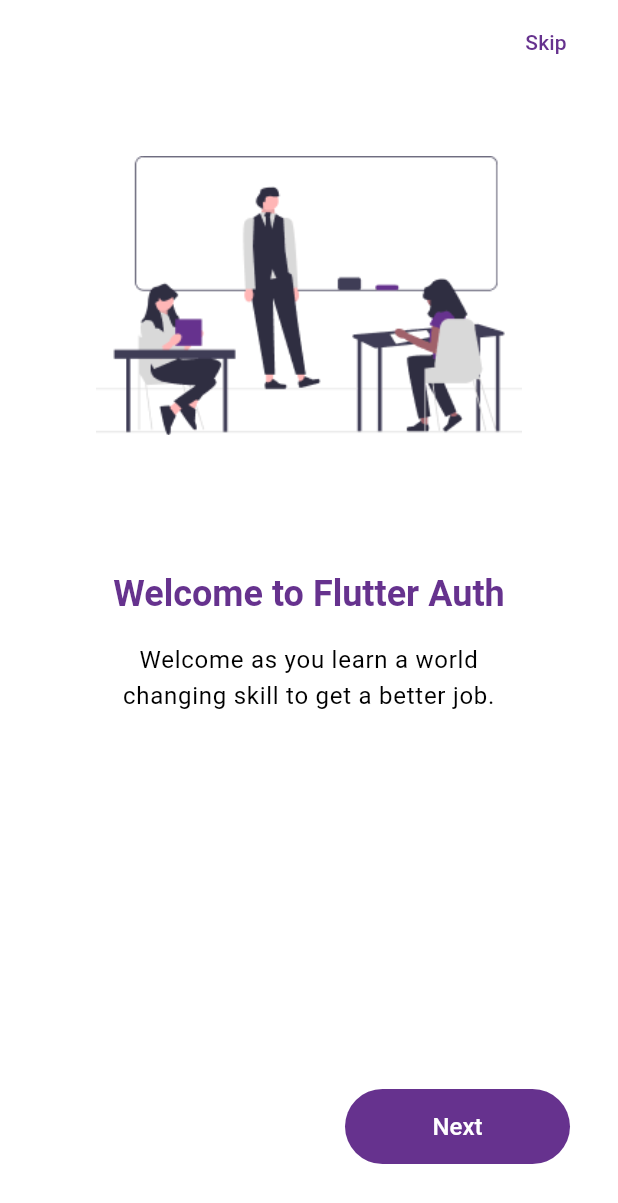
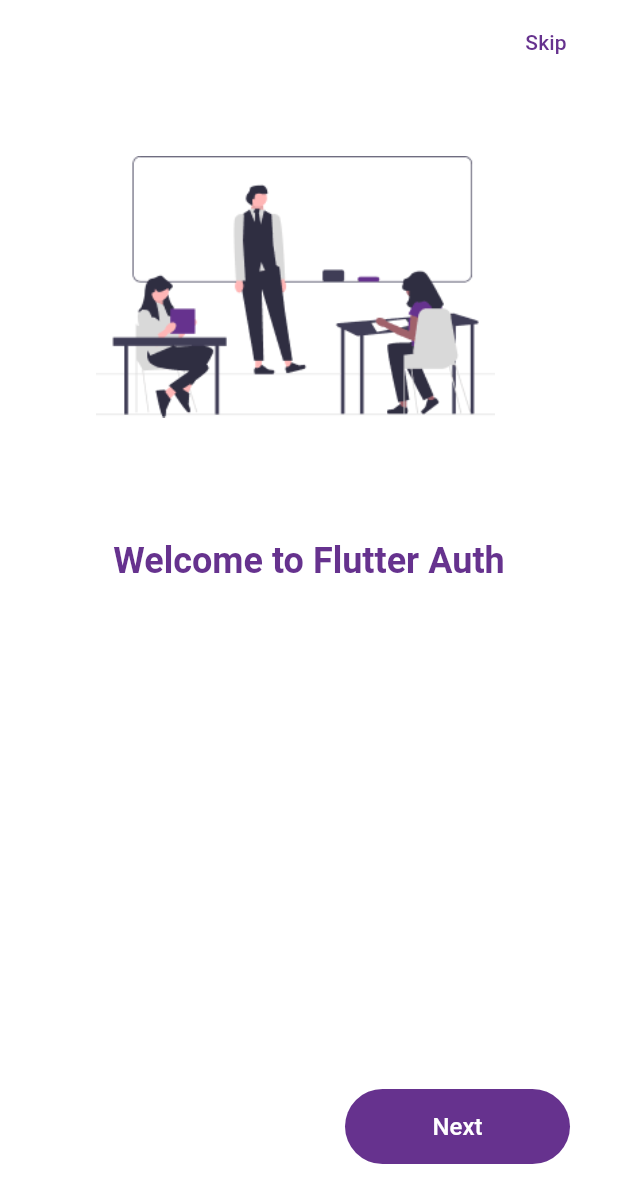
Before and after one commit to Infvyr/flutter_auth_provider, a Flutter app: the screen it shows after launch, after a tap on "Next", after a tap on "Back", on a phone screen of 412 x 824 dp. Shown: the top 1203 px of the screen. Run offline on Flutter 3.47's test engine with Material 2 defaults, Android fonts, the phone set to English and light mode, and no system bars; our stand-ins replace dio, equatable, flutter_secure_storage; statements that could not run were skipped.

Commit message:
prepare onboarding pages

```diff
--- /dev/null
+++ b/lib/src/common/onboarding/models/page_view_model.dart
@@ -0,0 +1,11 @@
+class PageViewModel {
+  const PageViewModel({
+    required this.imageWidth,
+    required this.imageHeight,
+    required this.imageWidthScaled,
+  });
+
+  final double imageWidth;
+  final double imageHeight;
+  final double imageWidthScaled;
+}
--- /dev/null
+++ b/lib/src/constants/animations.dart
@@ -0,0 +1,8 @@
+import 'package:flutter_authentication/src/common/onboarding/models/page_view_model.dart';
+
+const kPageViewDuration = 400;
+PageViewModel kPageViewWelcome = const PageViewModel(
+  imageWidth: 296,
+  imageHeight: 194,
+  imageWidthScaled: 266,
+);
--- a/lib/src/pages/onboarding/get_certified.dart
+++ b/lib/src/features/onboarding/presentation/choose.dart
@@ -1,8 +1,8 @@
 import 'package:flutter/material.dart';
 import 'package:flutter_authentication/gen/assets.gen.dart';
 
-class OnboardingGetCertifiedPage extends StatelessWidget {
-  const OnboardingGetCertifiedPage({super.key});
+class OnboardingChoosePage extends StatelessWidget {
+  const OnboardingChoosePage({super.key});
 
   @override
   Widget build(BuildContext context) {
@@ -11,15 +11,18 @@ class OnboardingGetCertifiedPage extends StatelessWidget {
       child: Column(
         children: [
           const SizedBox(height: 32),
-          Assets.certificationMin.image(),
+          Assets.onlineLearningMin.image(
+            width: 282,
+            height: 204,
+          ),
           const SizedBox(height: 90),
           Text(
-            'Get Certified',
+            'Choose Your Course',
             style: Theme.of(context).textTheme.headlineSmall,
           ),
           const SizedBox(height: 16),
           Text(
-            'Start learning and get certified after your training to get a lucrative job',
+            'Choose the course of your choice and gain industry knowledge and experience in it.',
             textAlign: TextAlign.center,
             style: Theme.of(context).textTheme.bodyLarge,
           ),
--- a/lib/src/pages/onboarding/welcome.dart
+++ b/lib/src/features/onboarding/presentation/get_certified.dart
@@ -1,8 +1,8 @@
 import 'package:flutter/material.dart';
 import 'package:flutter_authentication/gen/assets.gen.dart';
 
-class OnboardingWelcomePage extends StatelessWidget {
-  const OnboardingWelcomePage({super.key});
+class OnboardingGetCertifiedPage extends StatelessWidget {
+  const OnboardingGetCertifiedPage({super.key});
 
   @override
   Widget build(BuildContext context) {
@@ -11,15 +11,25 @@ class OnboardingWelcomePage extends StatelessWidget {
       child: Column(
         children: [
           const SizedBox(height: 32),
-          Assets.educatorMin.image(),
+          Assets.certificationMin.image(
+            width: 200,
+            height: 232,
+            frameBuilder: (context, child, frame, wasSynchronouslyLoaded) {
+              return AnimatedOpacity(
+                opacity: frame == null ? 0 : 1,
+                duration: const Duration(milliseconds: 500),
+                child: child,
+              );
+            },
+          ),
           const SizedBox(height: 90),
           Text(
-            'Welcome to Flutter Auth',
+            'Get Certified',
             style: Theme.of(context).textTheme.headlineSmall,
           ),
           const SizedBox(height: 16),
           Text(
-            'Welcome as you learn a world changing skill to get a better job.',
+            'Start learning and get certified after your training to get a lucrative job',
             textAlign: TextAlign.center,
             style: Theme.of(context).textTheme.bodyLarge,
           ),
--- a/lib/src/pages/onboarding/index.dart
+++ b/lib/src/features/onboarding/presentation/index.dart
@@ -1,11 +1,8 @@
 import 'package:flutter/material.dart';
 
-import 'choose.dart';
-import 'get_certified.dart';
 import 'navigation.dart';
-import 'welcome.dart';
-
-const int transitionDuration = 400;
+import 'navigation_skip_button.dart';
+import 'page_view_config.dart';
 
 class OnbordingPage extends StatefulWidget {
   const OnbordingPage({super.key});
@@ -17,11 +14,6 @@ class OnbordingPage extends StatefulWidget {
 class _OnbordingPageState extends State<OnbordingPage> {
   final PageController pageController = PageController();
 
-  final List<Widget> pages = [
-    const OnboardingWelcomePage(),
-    const OnboardingChoosePage(),
-    const OnboardingGetCertifiedPage(),
-  ];
   int currentPage = 0;
 
   @override
@@ -30,25 +22,7 @@ class _OnbordingPageState extends State<OnbordingPage> {
       appBar: AppBar(
         elevation: 0,
         actions: [
-          Padding(
-            padding: const EdgeInsets.only(right: 16),
-            child: TextButton(
-              onPressed: () {
-                pageController.animateToPage(
-                  pages.length - 1,
-                  duration: const Duration(milliseconds: transitionDuration),
-                  curve: Curves.easeInOut,
-                );
-              },
-              child: Text(
-                'Skip',
-                style: TextStyle(
-                  fontWeight: FontWeight.w500,
-                  color: Theme.of(context).colorScheme.inverseSurface,
-                ),
-              ),
-            ),
-          ),
+          NavigationSkipButton(pageController: pageController),
         ],
       ),
       body: Padding(
@@ -57,8 +31,8 @@ class _OnbordingPageState extends State<OnbordingPage> {
           children: [
             PageView.builder(
               controller: pageController,
-              itemCount: pages.length,
-              itemBuilder: (context, index) => pages[index],
+              itemCount: kPageViewPages.length,
+              itemBuilder: (context, index) => kPageViewPages[index],
               onPageChanged: (index) {
                 setState(() => currentPage = index);
               },
@@ -66,7 +40,7 @@ class _OnbordingPageState extends State<OnbordingPage> {
             OnboardingNavigation(
               currentPage: currentPage,
               pageController: pageController,
-              pages: pages,
+              pages: kPageViewPages,
             ),
           ],
         ),
--- a/lib/src/pages/onboarding/navigation.dart
+++ b/lib/src/features/onboarding/presentation/navigation.dart
@@ -1,6 +1,5 @@
 import 'package:flutter/material.dart';
-
-const int transitionDuration = 400;
+import 'package:flutter_authentication/src/constants/animations.dart';
 
 class OnboardingNavigation extends StatelessWidget {
   const OnboardingNavigation({
@@ -29,7 +28,7 @@ class OnboardingNavigation extends StatelessWidget {
                 onPressed: () {
                   pageController.animateToPage(
                     currentPage - 1,
-                    duration: const Duration(milliseconds: transitionDuration),
+                    duration: const Duration(milliseconds: kPageViewDuration),
                     curve: Curves.easeInOut,
                   );
                 },
@@ -55,7 +54,7 @@ class OnboardingNavigation extends StatelessWidget {
                 } else {
                   pageController.animateToPage(
                     currentPage + 1,
-                    duration: const Duration(milliseconds: transitionDuration),
+                    duration: const Duration(milliseconds: kPageViewDuration),
                     curve: Curves.easeInOut,
                   );
                 }
--- /dev/null
+++ b/lib/src/features/onboarding/presentation/navigation_skip_button.dart
@@ -0,0 +1,36 @@
+import 'package:flutter/material.dart';
+import 'package:flutter_authentication/src/constants/animations.dart';
+
+import 'page_view_config.dart';
+
+class NavigationSkipButton extends StatelessWidget {
+  const NavigationSkipButton({
+    super.key,
+    required this.pageController,
+  });
+
+  final PageController pageController;
+
+  @override
+  Widget build(BuildContext context) {
+    return Padding(
+      padding: const EdgeInsets.only(right: 16),
+      child: TextButton(
+        onPressed: () {
+          pageController.animateToPage(
+            kPageViewPages.length - 1,
+            duration: const Duration(milliseconds: kPageViewDuration),
+            curve: Curves.easeInOut,
+          );
+        },
+        child: Text(
+          'Skip',
+          style: TextStyle(
+            fontWeight: FontWeight.w500,
+            color: Theme.of(context).colorScheme.inverseSurface,
+          ),
+        ),
+      ),
+    );
+  }
+}
--- /dev/null
+++ b/lib/src/features/onboarding/presentation/page_view_config.dart
@@ -0,0 +1,11 @@
+import 'package:flutter/widgets.dart' show Widget;
+
+import 'choose.dart';
+import 'get_certified.dart';
+import 'welcome.dart';
+
+final List<Widget> kPageViewPages = [
+  const OnboardingWelcomePage(),
+  const OnboardingChoosePage(),
+  const OnboardingGetCertifiedPage(),
+];
--- /dev/null
+++ b/lib/src/features/onboarding/presentation/welcome.dart
@@ -0,0 +1,111 @@
+import 'package:flutter/material.dart';
+import 'package:flutter_authentication/gen/assets.gen.dart';
+import 'package:flutter_authentication/src/constants/animations.dart';
+
+class OnboardingWelcomePage extends StatefulWidget {
+  const OnboardingWelcomePage({super.key});
+
+  @override
+  State<OnboardingWelcomePage> createState() => _OnboardingWelcomePageState();
+}
+
+class _OnboardingWelcomePageState extends State<OnboardingWelcomePage> with SingleTickerProviderStateMixin {
+  double headingMarginTop = 15;
+  double textMarginTop = 15;
+  bool isHeadingAnimationCompleted = false;
+
+  late final AnimationController _animationController = AnimationController(
+    vsync: this,
+    duration: const Duration(milliseconds: kPageViewDuration),
+  )..forward();
+
+  @override
+  void initState() {
+    super.initState();
+    WidgetsBinding.instance.addPostFrameCallback((_) {
+      if (!isHeadingAnimationCompleted) {
+        _animationController.addStatusListener(_onAnimationCompleted);
+      }
+    });
+  }
+
+  @override
+  void dispose() {
+    _animationController.removeStatusListener(_onAnimationCompleted);
+    _animationController.dispose();
+    super.dispose();
+  }
+
+  void _onAnimationCompleted(AnimationStatus status) {
+    if (status == AnimationStatus.completed) {
+      setState(() {
+        headingMarginTop = 0;
+      });
+      Future.delayed(const Duration(milliseconds: kPageViewDuration), () {
+        if (mounted) {
+          setState(() {
+            textMarginTop = 0;
+          });
+        }
+      });
+      isHeadingAnimationCompleted = true;
+    }
+  }
+
+  @override
+  Widget build(BuildContext context) {
+    return Padding(
+      padding: const EdgeInsets.symmetric(horizontal: 32),
+      child: Column(
+        children: [
+          const SizedBox(height: 32),
+          SizedBox(
+            width: kPageViewWelcome.imageWidth,
+            height: kPageViewWelcome.imageHeight,
+            child: Assets.educatorMin.image(
+              frameBuilder: (_, child, frame, __) {
+                return Stack(
+                  children: [
+                    AnimatedPositioned(
+                      duration: const Duration(milliseconds: 300),
+                      top: frame == null ? 60 : 0,
+                      width: kPageViewWelcome.imageWidthScaled,
+                      child: child,
+                    ),
+                  ],
+                );
+              },
+            ),
+          ),
+          const SizedBox(height: 60),
+          AnimatedContainer(
+            duration: const Duration(milliseconds: 400),
+            margin: EdgeInsets.only(top: headingMarginTop),
+            child: AnimatedOpacity(
+              duration: const Duration(milliseconds: 400),
+              opacity: headingMarginTop == 0 ? 1 : 0,
+              child: Text(
+                'Welcome to Flutter Auth',
+                style: Theme.of(context).textTheme.headlineSmall,
+              ),
+            ),
+          ),
+          const SizedBox(height: 16),
+          AnimatedContainer(
+            duration: const Duration(milliseconds: 400),
+            margin: EdgeInsets.only(top: headingMarginTop),
+            child: AnimatedOpacity(
+              duration: const Duration(milliseconds: 400),
+              opacity: textMarginTop == 0 ? 1 : 0,
+              child: Text(
+                'Welcome as you learn a world changing skill to get a better job.',
+                textAlign: TextAlign.center,
+                style: Theme.of(context).textTheme.bodyLarge,
+              ),
+            ),
+          ),
+        ],
+      ),
+    );
+  }
+}
--- a/lib/src/pages/onboarding/choose.dart
+++ /dev/null
@@ -1,30 +0,0 @@
-import 'package:flutter/material.dart';
-import 'package:flutter_authentication/gen/assets.gen.dart';
-
-class OnboardingChoosePage extends StatelessWidget {
-  const OnboardingChoosePage({super.key});
-
-  @override
-  Widget build(BuildContext context) {
-    return Padding(
-      padding: const EdgeInsets.symmetric(horizontal: 32),
-      child: Column(
-        children: [
-          const SizedBox(height: 32),
-          Assets.onlineLearningMin.image(),
-          const SizedBox(height: 90),
-          Text(
-            'Choose Your Course',
-            style: Theme.of(context).textTheme.headlineSmall,
-          ),
-          const SizedBox(height: 16),
-          Text(
-            'Choose the course of your choice and gain industry knowledge and experience in it.',
-            textAlign: TextAlign.center,
-            style: Theme.of(context).textTheme.bodyLarge,
-          ),
-        ],
-      ),
-    );
-  }
-}
--- a/lib/src/pages/splash_page/presentation/loading_splash_page.dart
+++ b/lib/src/pages/splash_page/presentation/loading_splash_page.dart
@@ -1,18 +1,41 @@
 import 'package:flutter/material.dart';
 import 'package:flutter_authentication/gen/assets.gen.dart';
 
-class LoadingSplashPage extends StatelessWidget {
+class LoadingSplashPage extends StatefulWidget {
   const LoadingSplashPage({super.key});
+
+  @override
+  State<LoadingSplashPage> createState() => _LoadingSplashPageState();
+}
+
+class _LoadingSplashPageState extends State<LoadingSplashPage> {
+  double containerWidth = 200;
+
+  @override
+  void initState() {
+    super.initState();
+    Future.delayed(const Duration(milliseconds: 500), () {
+      if (mounted) {
+        setState(() {
+          containerWidth = 300;
+        });
+      }
+    });
+  }
 
   @override
   Widget build(BuildContext context) {
     return Scaffold(
-      body: Container(
-        color: Theme.of(context).colorScheme.primary,
+      backgroundColor: Theme.of(context).colorScheme.primary,
+      body: Padding(
         padding: const EdgeInsets.all(32.0),
-        width: double.infinity,
         child: Center(
-          child: Assets.logoMin.image(),
+          child: AnimatedContainer(
+            alignment: Alignment.center,
+            duration: const Duration(milliseconds: 500),
+            width: containerWidth,
+            child: Assets.logoMin.image(),
+          ),
         ),
       ),
     );
--- a/lib/src/pages/splash_page/presentation/splash_page.dart
+++ b/lib/src/pages/splash_page/presentation/splash_page.dart
@@ -1,8 +1,7 @@
 import 'package:flutter/material.dart';
+import 'package:flutter_authentication/src/features/onboarding/presentation/index.dart';
 import 'package:flutter_authentication/src/pages/home_page/home_page.dart';
 import 'package:flutter_authentication/src/features/authentication/infrastructure/auth_notifier.dart';
-import 'package:flutter_authentication/src/features/authentication/presentation/sign_in_page.dart';
-import 'package:flutter_authentication/src/pages/onboarding/index.dart';
 import 'package:flutter_authentication/src/pages/splash_page/presentation/loading_splash_page.dart';
 import 'package:provider/provider.dart';
 
@@ -26,9 +25,8 @@ class SplashPage extends StatelessWidget {
             // User is authenticated, navigate to home page
             return const HomePage();
           } else {
-            // User is not authenticated, navigate to sign in page
+            // User is not authenticated, navigate to onboarding page
             return const OnbordingPage();
-            return const SignInPage();
           }
         } else {
           // Show a loading splash page during the token check
```
Also changed, not shown: lib/src/features/onboarding/infrastructure/onboarding_notifier.dart (added).
